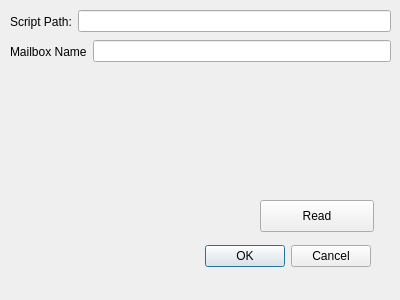
Qt form qt/preference_window.ui (chwnam/lifemotif-desktop) before a commit.
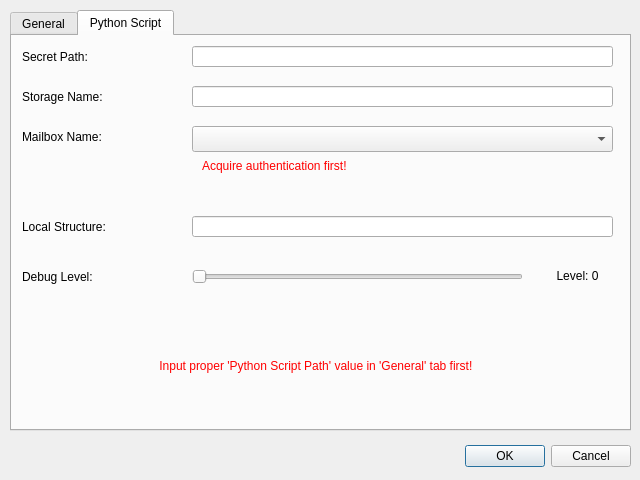
The same form after that commit. The open tabs and pages were chosen to show the change.

Commit message:
환경설정 윈도우 UI 디자인
UI 디자인 무지 빡셈.

```diff
--- a/qt/preference_window.ui
+++ b/qt/preference_window.ui
@@ -6,18 +6,30 @@
    <rect>
     <x>0</x>
     <y>0</y>
-    <width>400</width>
-    <height>300</height>
+    <width>640</width>
+    <height>480</height>
    </rect>
   </property>
+  <property name="minimumSize">
+   <size>
+    <width>640</width>
+    <height>480</height>
+   </size>
+  </property>
+  <property name="maximumSize">
+   <size>
+    <width>640</width>
+    <height>480</height>
+   </size>
+  </property>
   <property name="windowTitle">
    <string>Dialog</string>
   </property>
   <widget class="QDialogButtonBox" name="buttonBox">
    <property name="geometry">
     <rect>
-     <x>30</x>
-     <y>240</y>
+     <x>290</x>
+     <y>440</y>
      <width>341</width>
      <height>32</height>
     </rect>
@@ -29,62 +41,366 @@
     <set>QDialogButtonBox::Cancel|QDialogButtonBox::Ok</set>
    </property>
   </widget>
-  <widget class="QWidget" name="layoutWidget">
+  <widget class="QTabWidget" name="tabWidget">
    <property name="geometry">
     <rect>
      <x>10</x>
      <y>10</y>
-     <width>381</width>
-     <height>23</height>
+     <width>621</width>
+     <height>421</height>
     </rect>
    </property>
-   <layout class="QHBoxLayout" name="scriptPathLayout">
-    <item>
-     <widget class="QLabel" name="scriptPathLabel">
+   <property name="currentIndex">
+    <number>0</number>
+   </property>
+   <widget class="QWidget" name="generalTab">
+    <attribute name="title">
+     <string>General</string>
+    </attribute>
+    <widget class="QLineEdit" name="pythonConfigEdit">
+     <property name="geometry">
+      <rect>
+       <x>180</x>
+       <y>10</y>
+       <width>421</width>
+       <height>21</height>
+      </rect>
+     </property>
+     <property name="toolTip">
+      <string extracomment="Path  to pyton config file. Usually, 'config.json' in 'Python Path'"/>
+     </property>
+     <property name="dragEnabled">
+      <bool>true</bool>
+     </property>
+     <property name="clearButtonEnabled">
+      <bool>true</bool>
+     </property>
+    </widget>
+    <widget class="QLabel" name="pythonConfigLabel">
+     <property name="geometry">
+      <rect>
+       <x>10</x>
+       <y>10</y>
+       <width>121</width>
+       <height>21</height>
+      </rect>
+     </property>
+     <property name="text">
+      <string>Python Config:</string>
+     </property>
+    </widget>
+    <widget class="QLabel" name="pythonScriptPathLabel">
+     <property name="geometry">
+      <rect>
+       <x>10</x>
+       <y>50</y>
+       <width>131</width>
+       <height>21</height>
+      </rect>
+     </property>
+     <property name="text">
+      <string>Python Script Path:</string>
+     </property>
+    </widget>
+    <widget class="QLineEdit" name="pythonScriptEdit">
+     <property name="geometry">
+      <rect>
+       <x>180</x>
+       <y>50</y>
+       <width>421</width>
+       <height>21</height>
+      </rect>
+     </property>
+     <property name="dragEnabled">
+      <bool>true</bool>
+     </property>
+     <property name="clearButtonEnabled">
+      <bool>true</bool>
+     </property>
+    </widget>
+    <widget class="QLineEdit" name="diskCachePathEdit">
+     <property name="geometry">
+      <rect>
+       <x>180</x>
+       <y>90</y>
+       <width>421</width>
+       <height>21</height>
+      </rect>
+     </property>
+     <property name="dragEnabled">
+      <bool>true</bool>
+     </property>
+     <property name="clearButtonEnabled">
+      <bool>true</bool>
+     </property>
+    </widget>
+    <widget class="QLabel" name="diskCachePathLabel">
+     <property name="geometry">
+      <rect>
+       <x>10</x>
+       <y>90</y>
+       <width>161</width>
+       <height>21</height>
+      </rect>
+     </property>
+     <property name="text">
+      <string>Disk Cache Path:</string>
+     </property>
+    </widget>
+    <widget class="QCheckBox" name="useDiskCacheCheckBox">
+     <property name="geometry">
+      <rect>
+       <x>10</x>
+       <y>130</y>
+       <width>591</width>
+       <height>20</height>
+      </rect>
+     </property>
+     <property name="text">
+      <string>  Use Disk Cache (Optional, but highly recommended.)</string>
+     </property>
+    </widget>
+    <widget class="QGroupBox" name="cacheGroupBox">
+     <property name="geometry">
+      <rect>
+       <x>10</x>
+       <y>160</y>
+       <width>591</width>
+       <height>111</height>
+      </rect>
+     </property>
+     <property name="title">
+      <string>Current Disk Cache Information</string>
+     </property>
+     <widget class="QLabel" name="diskCacheInfoLabel">
+      <property name="geometry">
+       <rect>
+        <x>20</x>
+        <y>40</y>
+        <width>551</width>
+        <height>31</height>
+       </rect>
+      </property>
       <property name="text">
-       <string>Script Path:</string>
+       <string>9999 files. Total 9999 MiB Used.</string>
       </property>
      </widget>
-    </item>
-    <item>
-     <widget class="QLineEdit" name="scriptPathEdit"/>
-    </item>
-   </layout>
-  </widget>
-  <widget class="QWidget" name="layoutWidget_2">
-   <property name="geometry">
-    <rect>
-     <x>10</x>
-     <y>40</y>
-     <width>381</width>
-     <height>23</height>
-    </rect>
-   </property>
-   <layout class="QHBoxLayout" name="mailBoxNameLayout">
-    <item>
-     <widget class="QLabel" name="mailboxLabel">
+     <widget class="QPushButton" name="cleanDiskCacheButton">
+      <property name="geometry">
+       <rect>
+        <x>450</x>
+        <y>70</y>
+        <width>132</width>
+        <height>32</height>
+       </rect>
+      </property>
       <property name="text">
-       <string>Mailbox Name</string>
+       <string>Clean Cache...</string>
       </property>
      </widget>
-    </item>
-    <item>
-     <widget class="QLineEdit" name="mailboxEdit"/>
-    </item>
-   </layout>
-  </widget>
-  <widget class="QPushButton" name="refreshSettingButton">
-   <property name="geometry">
-    <rect>
-     <x>260</x>
-     <y>200</y>
-     <width>114</width>
-     <height>32</height>
-    </rect>
-   </property>
-   <property name="text">
-    <string>Read</string>
-   </property>
+    </widget>
+   </widget>
+   <widget class="QWidget" name="pythonScriptTab">
+    <attribute name="title">
+     <string>Python Script</string>
+    </attribute>
+    <widget class="QComboBox" name="mailboxComboBox">
+     <property name="geometry">
+      <rect>
+       <x>180</x>
+       <y>90</y>
+       <width>421</width>
+       <height>26</height>
+      </rect>
+     </property>
+     <property name="statusTip">
+      <string extracomment="Remote mail box."/>
+     </property>
+    </widget>
+    <widget class="QLabel" name="mailboxLabel">
+     <property name="geometry">
+      <rect>
+       <x>10</x>
+       <y>90</y>
+       <width>101</width>
+       <height>21</height>
+      </rect>
+     </property>
+     <property name="text">
+      <string>Mailbox Name:</string>
+     </property>
+    </widget>
+    <widget class="QLabel" name="secretPathLabel">
+     <property name="geometry">
+      <rect>
+       <x>10</x>
+       <y>10</y>
+       <width>121</width>
+       <height>21</height>
+      </rect>
+     </property>
+     <property name="text">
+      <string>Secret Path:</string>
+     </property>
+    </widget>
+    <widget class="QLineEdit" name="secretPathEdit">
+     <property name="geometry">
+      <rect>
+       <x>180</x>
+       <y>10</y>
+       <width>421</width>
+       <height>21</height>
+      </rect>
+     </property>
+     <property name="toolTip">
+      <string extracomment="Secret path. Only for prototype program."/>
+     </property>
+     <property name="dragEnabled">
+      <bool>true</bool>
+     </property>
+     <property name="clearButtonEnabled">
+      <bool>true</bool>
+     </property>
+    </widget>
+    <widget class="QLineEdit" name="storageNameEdit">
+     <property name="geometry">
+      <rect>
+       <x>180</x>
+       <y>50</y>
+       <width>421</width>
+       <height>21</height>
+      </rect>
+     </property>
+     <property name="toolTip">
+      <string extracomment="Storage name that holds your authentication. Usually, 'credentials.json'"/>
+     </property>
+     <property name="dragEnabled">
+      <bool>true</bool>
+     </property>
+     <property name="clearButtonEnabled">
+      <bool>true</bool>
+     </property>
+    </widget>
+    <widget class="QLabel" name="storageNameLabel">
+     <property name="geometry">
+      <rect>
+       <x>10</x>
+       <y>50</y>
+       <width>121</width>
+       <height>21</height>
+      </rect>
+     </property>
+     <property name="text">
+      <string>Storage Name:</string>
+     </property>
+    </widget>
+    <widget class="QLabel" name="localStructureLabel">
+     <property name="geometry">
+      <rect>
+       <x>10</x>
+       <y>180</y>
+       <width>121</width>
+       <height>21</height>
+      </rect>
+     </property>
+     <property name="text">
+      <string>Local Structure:</string>
+     </property>
+    </widget>
+    <widget class="QLineEdit" name="localStructureEdit">
+     <property name="geometry">
+      <rect>
+       <x>180</x>
+       <y>180</y>
+       <width>421</width>
+       <height>21</height>
+      </rect>
+     </property>
+     <property name="toolTip">
+      <string extracomment="Local sturcture path. It holds your email list of the chosen mailbox"/>
+     </property>
+     <property name="dragEnabled">
+      <bool>true</bool>
+     </property>
+     <property name="clearButtonEnabled">
+      <bool>true</bool>
+     </property>
+    </widget>
+    <widget class="QLabel" name="mailboxWarningLabel">
+     <property name="geometry">
+      <rect>
+       <x>190</x>
+       <y>120</y>
+       <width>391</width>
+       <height>20</height>
+      </rect>
+     </property>
+     <property name="text">
+      <string>&lt;html&gt;&lt;head/&gt;&lt;body&gt;&lt;p&gt;&lt;span style=&quot; color:#ff0000;&quot;&gt;Acquire authentication first!&lt;/span&gt;&lt;/p&gt;&lt;/body&gt;&lt;/html&gt;</string>
+     </property>
+    </widget>
+    <widget class="QLabel" name="debugLevelLabel">
+     <property name="geometry">
+      <rect>
+       <x>10</x>
+       <y>230</y>
+       <width>101</width>
+       <height>21</height>
+      </rect>
+     </property>
+     <property name="text">
+      <string>Debug Level:</string>
+     </property>
+    </widget>
+    <widget class="QSlider" name="horizontalSlider">
+     <property name="geometry">
+      <rect>
+       <x>180</x>
+       <y>230</y>
+       <width>331</width>
+       <height>22</height>
+      </rect>
+     </property>
+     <property name="maximum">
+      <number>4</number>
+     </property>
+     <property name="orientation">
+      <enum>Qt::Horizontal</enum>
+     </property>
+    </widget>
+    <widget class="QLabel" name="debugLevelDisplayLabel">
+     <property name="geometry">
+      <rect>
+       <x>530</x>
+       <y>230</y>
+       <width>71</width>
+       <height>20</height>
+      </rect>
+     </property>
+     <property name="text">
+      <string>Level: 0</string>
+     </property>
+     <property name="alignment">
+      <set>Qt::AlignCenter</set>
+     </property>
+    </widget>
+    <widget class="QLabel" name="pythonScriptWarningLabel">
+     <property name="geometry">
+      <rect>
+       <x>10</x>
+       <y>280</y>
+       <width>591</width>
+       <height>101</height>
+      </rect>
+     </property>
+     <property name="text">
+      <string>&lt;html&gt;&lt;head/&gt;&lt;body&gt;&lt;p&gt;&lt;span style=&quot; color:#ff0000;&quot;&gt;Input proper 'Python Script Path' value in 'General' tab first! &lt;/span&gt;&lt;/p&gt;&lt;/body&gt;&lt;/html&gt;</string>
+     </property>
+     <property name="alignment">
+      <set>Qt::AlignCenter</set>
+     </property>
+    </widget>
+   </widget>
   </widget>
  </widget>
  <resources/>
```
Left out of the diff: 13 changed lines with no effect on the pictures. The commit also changes 6 other files.
